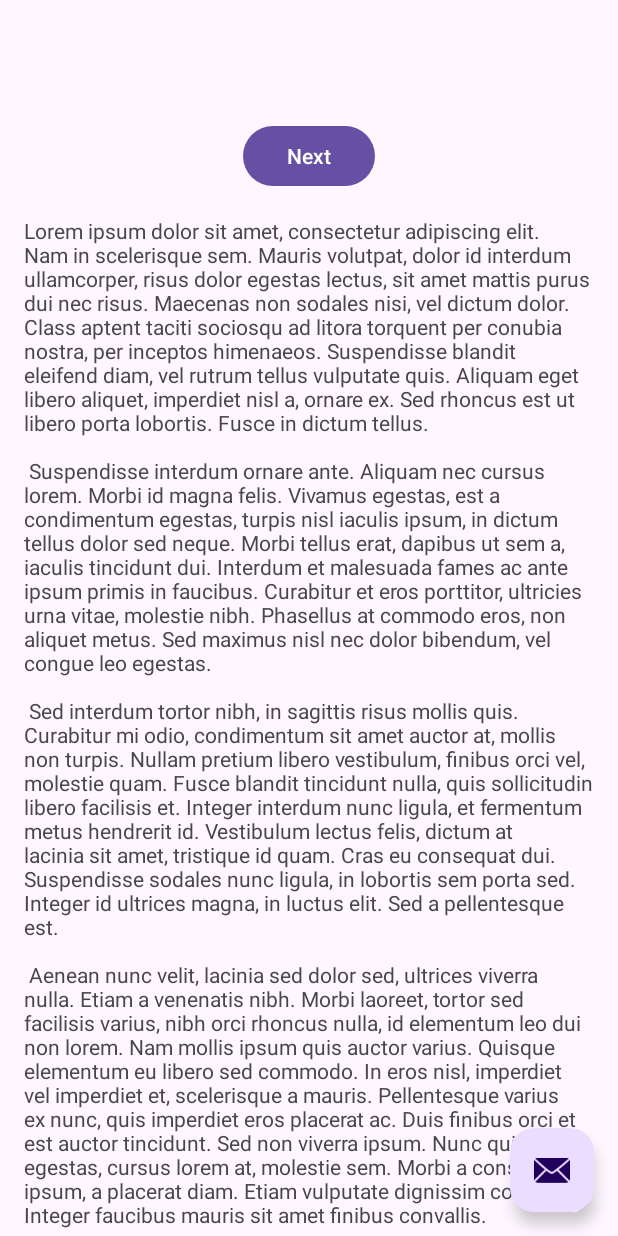
After one commit to MiguelMoranR/route_plan_app, an Android app built with Jetpack Compose: the layout activity_main.xml on its own in the app's theme, with its tools: preview values and no code run, on a phone screen of 412 x 824 dp. The commit adds this screen. Run offline under Robolectric (Android 15) with nearby library versions, the phone set to English and light mode, and no system bars.

Commit message:
Actualización

```diff
--- a/app/build.gradle.kts
+++ b/app/build.gradle.kts
@@ -38,6 +38,7 @@ android {
     }
     buildFeatures {
         compose = true
+        viewBinding = true
     }
     composeOptions {
         kotlinCompilerExtensionVersion = "1.5.1"
@@ -59,6 +60,11 @@ dependencies {
     implementation(libs.androidx.ui.graphics)
     implementation(libs.androidx.ui.tooling.preview)
     implementation(libs.androidx.material3)
+    implementation(libs.material)
+    implementation(libs.androidx.appcompat)
+    implementation(libs.androidx.constraintlayout)
+    implementation(libs.androidx.navigation.fragment.ktx)
+    implementation(libs.androidx.navigation.ui.ktx)
     testImplementation(libs.junit)
     androidTestImplementation(libs.androidx.junit)
     androidTestImplementation(libs.androidx.espresso.core)
--- a/app/src/main/AndroidManifest.xml
+++ b/app/src/main/AndroidManifest.xml
@@ -13,6 +13,10 @@
         android:theme="@style/Theme.Route_plan_app"
         tools:targetApi="31">
         <activity
+            android:name=".MainActivity2"
+            android:exported="false"
+            android:theme="@style/Theme.Route_plan_app" />
+        <activity
             android:name=".MainActivity"
             android:exported="true"
             android:label="@string/app_name"
--- /dev/null
+++ b/app/src/main/java/co/edu/uan/route_plan_app/FirstFragment.kt
@@ -0,0 +1,44 @@
+package co.edu.uan.route_plan_app
+
+import android.os.Bundle
+import androidx.fragment.app.Fragment
+import android.view.LayoutInflater
+import android.view.View
+import android.view.ViewGroup
+import androidx.navigation.fragment.findNavController
+import co.edu.uan.route_plan_app.databinding.FragmentFirstBinding
+
+/**
+ * A simple [Fragment] subclass as the default destination in the navigation.
+ */
+class FirstFragment : Fragment() {
+
+    private var _binding: FragmentFirstBinding? = null
+
+    // This property is only valid between onCreateView and
+    // onDestroyView.
+    private val binding get() = _binding!!
+
+    override fun onCreateView(
+        inflater: LayoutInflater, container: ViewGroup?,
+        savedInstanceState: Bundle?
+    ): View {
+
+        _binding = FragmentFirstBinding.inflate(inflater, container, false)
+        return binding.root
+
+    }
+
+    override fun onViewCreated(view: View, savedInstanceState: Bundle?) {
+        super.onViewCreated(view, savedInstanceState)
+
+        binding.buttonFirst.setOnClickListener {
+            findNavController().navigate(R.id.action_FirstFragment_to_SecondFragment)
+        }
+    }
+
+    override fun onDestroyView() {
+        super.onDestroyView()
+        _binding = null
+    }
+}
--- /dev/null
+++ b/app/src/main/res/layout/activity_main.xml
@@ -0,0 +1,33 @@
+<?xml version="1.0" encoding="utf-8"?>
+<androidx.coordinatorlayout.widget.CoordinatorLayout xmlns:android="http://schemas.android.com/apk/res/android"
+    xmlns:app="http://schemas.android.com/apk/res-auto"
+    xmlns:tools="http://schemas.android.com/tools"
+    android:layout_width="match_parent"
+    android:layout_height="match_parent"
+    android:fitsSystemWindows="true"
+    tools:context=".MainActivity2">
+
+    <com.google.android.material.appbar.AppBarLayout
+        android:layout_width="match_parent"
+        android:layout_height="wrap_content"
+        android:fitsSystemWindows="true">
+
+        <com.google.android.material.appbar.MaterialToolbar
+            android:id="@+id/toolbar"
+            android:layout_width="match_parent"
+            android:layout_height="?attr/actionBarSize" />
+
+    </com.google.android.material.appbar.AppBarLayout>
+
+    <include layout="@layout/content_main" />
+
+    <com.google.android.material.floatingactionbutton.FloatingActionButton
+        android:id="@+id/fab"
+        android:layout_width="wrap_content"
+        android:layout_height="wrap_content"
+        android:layout_gravity="bottom|end"
+        android:layout_marginEnd="@dimen/fab_margin"
+        android:layout_marginBottom="16dp"
+        app:srcCompat="@android:drawable/ic_dialog_email" />
+
+</androidx.coordinatorlayout.widget.CoordinatorLayout>
--- /dev/null
+++ b/app/src/main/res/layout/content_main.xml
@@ -0,0 +1,19 @@
+<?xml version="1.0" encoding="utf-8"?>
+<androidx.constraintlayout.widget.ConstraintLayout xmlns:android="http://schemas.android.com/apk/res/android"
+    xmlns:app="http://schemas.android.com/apk/res-auto"
+    android:layout_width="match_parent"
+    android:layout_height="match_parent"
+    app:layout_behavior="@string/appbar_scrolling_view_behavior">
+
+    <fragment
+        android:id="@+id/nav_host_fragment_content_main"
+        android:name="androidx.navigation.fragment.NavHostFragment"
+        android:layout_width="0dp"
+        android:layout_height="0dp"
+        app:defaultNavHost="true"
+        app:layout_constraintBottom_toBottomOf="parent"
+        app:layout_constraintEnd_toEndOf="parent"
+        app:layout_constraintStart_toStartOf="parent"
+        app:layout_constraintTop_toTopOf="parent"
+        app:navGraph="@navigation/nav_graph" />
+</androidx.constraintlayout.widget.ConstraintLayout>
--- /dev/null
+++ b/app/src/main/res/layout/fragment_first.xml
@@ -0,0 +1,35 @@
+<?xml version="1.0" encoding="utf-8"?>
+<androidx.core.widget.NestedScrollView xmlns:android="http://schemas.android.com/apk/res/android"
+    xmlns:app="http://schemas.android.com/apk/res-auto"
+    xmlns:tools="http://schemas.android.com/tools"
+    android:layout_width="match_parent"
+    android:layout_height="match_parent"
+    tools:context=".FirstFragment">
+
+    <androidx.constraintlayout.widget.ConstraintLayout
+        android:layout_width="match_parent"
+        android:layout_height="match_parent"
+        android:padding="16dp">
+
+        <Button
+            android:id="@+id/button_first"
+            android:layout_width="wrap_content"
+            android:layout_height="wrap_content"
+            android:text="@string/next"
+            app:layout_constraintBottom_toTopOf="@id/textview_first"
+            app:layout_constraintEnd_toEndOf="parent"
+            app:layout_constraintStart_toStartOf="parent"
+            app:layout_constraintTop_toTopOf="parent" />
+
+        <TextView
+            android:id="@+id/textview_first"
+            android:layout_width="wrap_content"
+            android:layout_height="wrap_content"
+            android:layout_marginTop="16dp"
+            android:text="@string/lorem_ipsum"
+            app:layout_constraintBottom_toBottomOf="parent"
+            app:layout_constraintEnd_toEndOf="parent"
+            app:layout_constraintStart_toStartOf="parent"
+            app:layout_constraintTop_toBottomOf="@id/button_first" />
+    </androidx.constraintlayout.widget.ConstraintLayout>
+</androidx.core.widget.NestedScrollView>
--- /dev/null
+++ b/app/src/main/res/navigation/nav_graph.xml
@@ -0,0 +1,28 @@
+<?xml version="1.0" encoding="utf-8"?>
+<navigation xmlns:android="http://schemas.android.com/apk/res/android"
+    xmlns:app="http://schemas.android.com/apk/res-auto"
+    xmlns:tools="http://schemas.android.com/tools"
+    android:id="@+id/nav_graph"
+    app:startDestination="@id/FirstFragment">
+
+    <fragment
+        android:id="@+id/FirstFragment"
+        android:name="co.edu.uan.route_plan_app.FirstFragment"
+        android:label="@string/first_fragment_label"
+        tools:layout="@layout/fragment_first">
+
+        <action
+            android:id="@+id/action_FirstFragment_to_SecondFragment"
+            app:destination="@id/SecondFragment" />
+    </fragment>
+    <fragment
+        android:id="@+id/SecondFragment"
+        android:name="co.edu.uan.route_plan_app.SecondFragment"
+        android:label="@string/second_fragment_label"
+        tools:layout="@layout/fragment_second">
+
+        <action
+            android:id="@+id/action_SecondFragment_to_FirstFragment"
+            app:destination="@id/FirstFragment" />
+    </fragment>
+</navigation>
--- /dev/null
+++ b/app/src/main/res/values-land/dimens.xml
@@ -0,0 +1,3 @@
+<resources>
+    <dimen name="fab_margin">48dp</dimen>
+</resources>
--- /dev/null
+++ b/app/src/main/res/values-night/themes.xml
@@ -0,0 +1,7 @@
+<resources xmlns:tools="http://schemas.android.com/tools">
+    <!-- Base application theme. -->
+    <style name="Base.Theme.Route_plan_app" parent="Theme.Material3.DayNight.NoActionBar">
+        <!-- Customize your dark theme here. -->
+        <!-- <item name="colorPrimary">@color/my_dark_primary</item> -->
+    </style>
+</resources>
--- /dev/null
+++ b/app/src/main/res/values-v23/themes.xml
@@ -0,0 +1,9 @@
+<resources xmlns:tools="http://schemas.android.com/tools">
+
+    <style name="Theme.Route_plan_app" parent="Base.Theme.Route_plan_app">
+        <!-- Transparent system bars for edge-to-edge. -->
+        <item name="android:navigationBarColor">@android:color/transparent</item>
+        <item name="android:statusBarColor">@android:color/transparent</item>
+        <item name="android:windowLightStatusBar">?attr/isLightTheme</item>
+    </style>
+</resources>
--- /dev/null
+++ b/app/src/main/res/values-w1240dp/dimens.xml
@@ -0,0 +1,3 @@
+<resources>
+    <dimen name="fab_margin">200dp</dimen>
+</resources>
--- /dev/null
+++ b/app/src/main/res/values-w600dp/dimens.xml
@@ -0,0 +1,3 @@
+<resources>
+    <dimen name="fab_margin">48dp</dimen>
+</resources>
--- /dev/null
+++ b/app/src/main/res/values/dimens.xml
@@ -0,0 +1,3 @@
+<resources>
+    <dimen name="fab_margin">16dp</dimen>
+</resources>
--- a/app/src/main/res/values/strings.xml
+++ b/app/src/main/res/values/strings.xml
@@ -1,3 +1,45 @@
 <resources>
     <string name="app_name">Route_plan_app</string>
+    <!-- Strings used for fragments for navigation -->
+    <string name="first_fragment_label">First Fragment</string>
+    <string name="second_fragment_label">Second Fragment</string>
+    <string name="next">Next</string>
+    <string name="previous">Previous</string>
+
+    <string name="lorem_ipsum">
+        Lorem ipsum dolor sit amet, consectetur adipiscing elit. Nam in scelerisque sem. Mauris
+        volutpat, dolor id interdum ullamcorper, risus dolor egestas lectus, sit amet mattis purus
+        dui nec risus. Maecenas non sodales nisi, vel dictum dolor. Class aptent taciti sociosqu ad
+        litora torquent per conubia nostra, per inceptos himenaeos. Suspendisse blandit eleifend
+        diam, vel rutrum tellus vulputate quis. Aliquam eget libero aliquet, imperdiet nisl a,
+        ornare ex. Sed rhoncus est ut libero porta lobortis. Fusce in dictum tellus.\n\n
+        Suspendisse interdum ornare ante. Aliquam nec cursus lorem. Morbi id magna felis. Vivamus
+        egestas, est a condimentum egestas, turpis nisl iaculis ipsum, in dictum tellus dolor sed
+        neque. Morbi tellus erat, dapibus ut sem a, iaculis tincidunt dui. Interdum et malesuada
+        fames ac ante ipsum primis in faucibus. Curabitur et eros porttitor, ultricies urna vitae,
+        molestie nibh. Phasellus at commodo eros, non aliquet metus. Sed maximus nisl nec dolor
+        bibendum, vel congue leo egestas.\n\n
+        Sed interdum tortor nibh, in sagittis risus mollis quis. Curabitur mi odio, condimentum sit
+        amet auctor at, mollis non turpis. Nullam pretium libero vestibulum, finibus orci vel,
+        molestie quam. Fusce blandit tincidunt nulla, quis sollicitudin libero facilisis et. Integer
+        interdum nunc ligula, et fermentum metus hendrerit id. Vestibulum lectus felis, dictum at
+        lacinia sit amet, tristique id quam. Cras eu consequat dui. Suspendisse sodales nunc ligula,
+        in lobortis sem porta sed. Integer id ultrices magna, in luctus elit. Sed a pellentesque
+        est.\n\n
+        Aenean nunc velit, lacinia sed dolor sed, ultrices viverra nulla. Etiam a venenatis nibh.
+        Morbi laoreet, tortor sed facilisis varius, nibh orci rhoncus nulla, id elementum leo dui
+        non lorem. Nam mollis ipsum quis auctor varius. Quisque elementum eu libero sed commodo. In
+        eros nisl, imperdiet vel imperdiet et, scelerisque a mauris. Pellentesque varius ex nunc,
+        quis imperdiet eros placerat ac. Duis finibus orci et est auctor tincidunt. Sed non viverra
+        ipsum. Nunc quis augue egestas, cursus lorem at, molestie sem. Morbi a consectetur ipsum, a
+        placerat diam. Etiam vulputate dignissim convallis. Integer faucibus mauris sit amet finibus
+        convallis.\n\n
+        Phasellus in aliquet mi. Pellentesque habitant morbi tristique senectus et netus et
+        malesuada fames ac turpis egestas. In volutpat arcu ut felis sagittis, in finibus massa
+        gravida. Pellentesque id tellus orci. Integer dictum, lorem sed efficitur ullamcorper,
+        libero justo consectetur ipsum, in mollis nisl ex sed nisl. Donec maximus ullamcorper
+        sodales. Praesent bibendum rhoncus tellus nec feugiat. In a ornare nulla. Donec rhoncus
+        libero vel nunc consequat, quis tincidunt nisl eleifend. Cras bibendum enim a justo luctus
+        vestibulum. Fusce dictum libero quis erat maximus, vitae volutpat diam dignissim.
+    </string>
 </resources>
--- a/app/src/main/res/values/themes.xml
+++ b/app/src/main/res/values/themes.xml
@@ -2,4 +2,9 @@
 <resources>
 
     <style name="Theme.Route_plan_app" parent="android:Theme.Material.Light.NoActionBar" />
+    <!-- Base application theme. -->
+    <style name="Base.Theme.Route_plan_app" parent="Theme.Material3.DayNight.NoActionBar">
+        <!-- Customize your light theme here. -->
+        <!-- <item name="colorPrimary">@color/my_light_primary</item> -->
+    </style>
 </resources>
```
Also changed, not shown: app/src/main/java/co/edu/uan/route_plan_app/MainActivity.kt (+11 -1 lines), app/src/main/java/co/edu/uan/route_plan_app/SecondFragment.kt (added, +44 -0 lines), app/src/main/res/layout/fragment_second.xml (added, +35 -0 lines), gradle/libs.versions.toml (+10 -0 lines).
